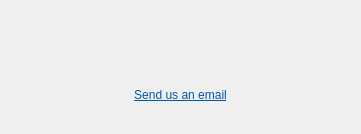
First picture: the form in mapflow/static/ui/error_message.ui, repository Geoalert/mapflow-qgis, before the edit.
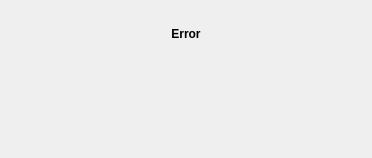
Second picture: the form after the edit.

Diff of the .ui file:
```diff
--- a/mapflow/static/ui/error_message.ui
+++ b/mapflow/static/ui/error_message.ui
@@ -9,8 +9,8 @@
    <rect>
     <x>0</x>
     <y>0</y>
-    <width>361</width>
-    <height>134</height>
+    <width>372</width>
+    <height>158</height>
    </rect>
   </property>
   <property name="sizePolicy">
@@ -26,7 +26,17 @@
    <property name="verticalSpacing">
     <number>0</number>
    </property>
-   <item row="0" column="0">
+   <item row="2" column="0">
+    <widget class="QLabel" name="mailTo">
+     <property name="alignment">
+      <set>Qt::AlignCenter</set>
+     </property>
+     <property name="openExternalLinks">
+      <bool>true</bool>
+     </property>
+    </widget>
+   </item>
+   <item row="1" column="0">
     <widget class="QLabel" name="text">
      <property name="sizePolicy">
       <sizepolicy hsizetype="Minimum" vsizetype="Minimum">
@@ -45,10 +55,16 @@
      </property>
     </widget>
    </item>
-   <item row="1" column="0">
-    <widget class="QLabel" name="sendEmail">
+   <item row="0" column="0">
+    <widget class="QLabel" name="title">
+     <property name="font">
+      <font>
+       <weight>75</weight>
+       <bold>true</bold>
+      </font>
+     </property>
      <property name="text">
-      <string>&lt;html&gt;&lt;head/&gt;&lt;body&gt;&lt;p&gt;&lt;a href=&quot;mailto:help@geoalert.io?subject=Plugin Error&quot;&gt;&lt;span style=&quot; text-decoration: underline; color:#0057ae;&quot;&gt;Send us an email&lt;/span&gt;&lt;/a&gt;&lt;/p&gt;&lt;/body&gt;&lt;/html&gt;</string>
+      <string>Error</string>
      </property>
      <property name="alignment">
       <set>Qt::AlignCenter</set>
```
Left out of the diff: 3 changed lines with no effect on the pictures.
